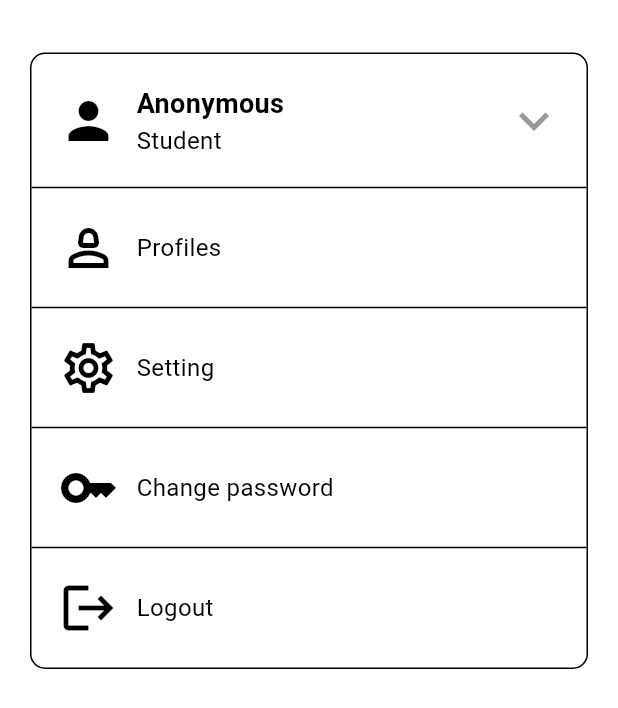
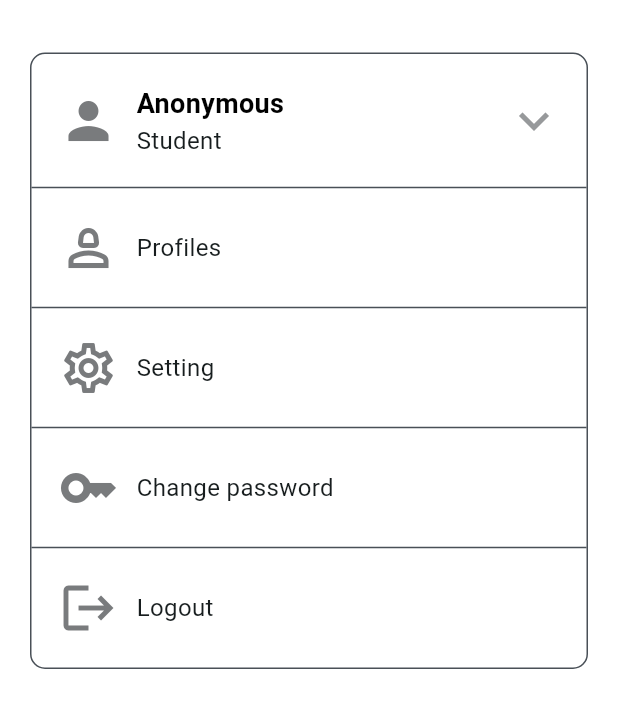
Before and after one commit to giahuy200202/StudentHub, a Flutter app: the SwitchAccountWidget screen opened directly, on a phone screen of 412 x 824 dp. Shown: the top 708 px of the screen. Run offline on Flutter 3.47's test engine with Material 3 defaults, Android fonts, the phone set to English and light mode, and no system bars; our stand-ins replace dotted_border, flutter_dotenv, flutter_local_notifications, flutter_riverpod, image_picker, motion_toast and 4 more; missing offline and left inert: dart:ffi; network calls fail.

Commit message:
update ui project

```diff
--- a/lib/providers/theme/theme_provider.dart
+++ b/lib/providers/theme/theme_provider.dart
@@ -21,8 +21,38 @@ class ColorApp {
   Color? colorBorderSideMutil;
   Color? colorClip;
   Color? colorTime;
-
-  ColorApp({this.colorBackgroundColor, this.colorTitle, this.colorText, this.colorBorderSide, this.colorBorderBackground, this.colorDivider, this.colorSignIn, this.colorIcon, this.colorButton, this.colorEnableButton, this.colorBackgroundBootomSheet, this.colorSelect, this.colorunSelect, this.colorWhiteBlack, this.colorBlackWhite, this.colorBlack = Colors.black, this.colorBorderSideMutil, this.colorClip, this.colorTime});
+  Color? colorBoderSwitch;
+  Color? colorTextSwitch;
+  Color? colorIconSwitch;
+  Color? colorGrey;
+  Color? colorCreate;
+  Color? colorApply;
+  ColorApp(
+      {this.colorBackgroundColor,
+      this.colorTitle,
+      this.colorText,
+      this.colorBorderSide,
+      this.colorBorderBackground,
+      this.colorDivider,
+      this.colorSignIn,
+      this.colorIcon,
+      this.colorButton,
+      this.colorEnableButton,
+      this.colorBackgroundBootomSheet,
+      this.colorSelect,
+      this.colorunSelect,
+      this.colorWhiteBlack,
+      this.colorBlackWhite,
+      this.colorBlack = Colors.black,
+      this.colorBorderSideMutil,
+      this.colorClip,
+      this.colorTime,
+      this.colorBoderSwitch,
+      this.colorTextSwitch,
+      this.colorIconSwitch,
+      this.colorGrey = Colors.grey,
+      this.colorCreate,
+      this.colorApply});
 }
 
 class _ColorApp extends StateNotifier<ColorApp> {
@@ -46,6 +76,10 @@ class _ColorApp extends StateNotifier<ColorApp> {
           colorBorderSideMutil: Colors.black,
           colorClip: Color.fromARGB(255, 193, 191, 191),
           colorTime: Color.fromARGB(255, 94, 94, 94),
+          colorBoderSwitch: Color.fromARGB(255, 73, 80, 87),
+          colorIconSwitch: Color.fromARGB(255, 121, 123, 125),
+          colorCreate: Color.fromARGB(255, 94, 94, 94),
+          colorApply: Colors.white,
         ));
 
   var isDarkMode = false;
@@ -77,9 +111,14 @@ class _ColorApp extends StateNotifier<ColorApp> {
       colorunSelect: Colors.white,
       colorWhiteBlack: Colors.white,
       colorBlackWhite: Colors.black,
-      colorBorderSideMutil: Colors.black,
+      colorBorderSideMutil: Colors.grey,
       colorClip: Color.fromARGB(255, 193, 191, 191),
       colorTime: Color.fromARGB(255, 94, 94, 94),
+      colorTextSwitch: Color.fromARGB(255, 73, 80, 87),
+      colorBoderSwitch: Color.fromARGB(255, 73, 80, 87),
+      colorIconSwitch: Color.fromARGB(255, 121, 123, 125),
+      colorCreate: Color.fromARGB(255, 94, 94, 94),
+      colorApply: Colors.white,
     );
     state = tmp;
   }
@@ -87,14 +126,14 @@ class _ColorApp extends StateNotifier<ColorApp> {
   void setcolordarktMode() {
     ColorApp tmp = ColorApp(
       colorTitle: Colors.white,
-      colorText: Colors.grey,
+      colorText: Colors.grey[300]!,
       colorBorderSide: Colors.grey,
       colorDivider: Colors.grey,
       colorBorderBackground: Colors.grey[800]!,
       colorBackgroundColor: Colors.grey[900]!,
       colorSignIn: Colors.white,
       colorIcon: Colors.grey,
-      colorButton: const Color.fromARGB(17, 158, 158, 158),
+      colorButton: Color.fromARGB(64, 158, 158, 158),
       colorEnableButton: Colors.grey[800]!,
       //mutilselect set color
       colorBackgroundBootomSheet: Color.fromARGB(255, 44, 44, 44),
@@ -105,6 +144,11 @@ class _ColorApp extends StateNotifier<ColorApp> {
       colorBorderSideMutil: Color.fromARGB(255, 44, 44, 44),
       colorClip: Colors.black,
       colorTime: Colors.grey[300]!,
+      colorTextSwitch: Colors.grey[300]!,
+      colorBoderSwitch: Colors.grey,
+      colorIconSwitch: Colors.grey[300]!,
+      colorCreate: Colors.grey[400]!,
+      colorApply: Color.fromARGB(64, 158, 158, 158),
     );
     state = tmp;
   }
--- a/lib/widgets/profile/switch_account.widget.dart
+++ b/lib/widgets/profile/switch_account.widget.dart
@@ -60,7 +60,7 @@ class _SwitchAccountWidgetState extends ConsumerState<SwitchAccountWidget> {
                         Icon(
                           Icons.person,
                           size: 40,
-                          color: ColorApp.colorIcon,
+                          color: ColorApp.colorIconSwitch,
                         ),
                         const SizedBox(width: 10),
                         Column(
@@ -95,7 +95,7 @@ class _SwitchAccountWidgetState extends ConsumerState<SwitchAccountWidget> {
                                     'Company',
                                     overflow: TextOverflow.ellipsis,
                                     style: TextStyle(
-                                      color: ColorApp.colorText,
+                                      color: ColorApp.colorTextSwitch,
                                       fontSize: 16,
                                     ),
                                   ),
@@ -140,7 +140,7 @@ class _SwitchAccountWidgetState extends ConsumerState<SwitchAccountWidget> {
                         Icon(
                           Icons.person,
                           size: 40,
-                          color: ColorApp.colorIcon,
+                          color: ColorApp.colorIconSwitch,
                         ),
                         const SizedBox(width: 10),
                         Column(
@@ -175,7 +175,7 @@ class _SwitchAccountWidgetState extends ConsumerState<SwitchAccountWidget> {
                                     'Student',
                                     overflow: TextOverflow.ellipsis,
                                     style: TextStyle(
-                                      color: ColorApp.colorText,
+                                      color: ColorApp.colorTextSwitch,
                                       fontSize: 16,
                                     ),
                                   ),
@@ -228,7 +228,7 @@ class _SwitchAccountWidgetState extends ConsumerState<SwitchAccountWidget> {
                         Icon(
                           Icons.person,
                           size: 40,
-                          color: ColorApp.colorIcon,
+                          color: ColorApp.colorIconSwitch,
                         ),
                         const SizedBox(width: 10),
                         Column(
@@ -263,7 +263,7 @@ class _SwitchAccountWidgetState extends ConsumerState<SwitchAccountWidget> {
                                     'Student',
                                     overflow: TextOverflow.ellipsis,
                                     style: TextStyle(
-                                      color: ColorApp.colorText,
+                                      color: ColorApp.colorTextSwitch,
                                       fontSize: 16,
                                     ),
                                   ),
@@ -305,7 +305,7 @@ class _SwitchAccountWidgetState extends ConsumerState<SwitchAccountWidget> {
                         Icon(
                           Icons.person,
                           size: 40,
-                          color: ColorApp.colorIcon,
+                          color: ColorApp.colorIconSwitch,
                         ),
                         const SizedBox(width: 10),
                         Column(
@@ -340,7 +340,7 @@ class _SwitchAccountWidgetState extends ConsumerState<SwitchAccountWidget> {
                                     'Company',
                                     overflow: TextOverflow.ellipsis,
                                     style: TextStyle(
-                                      color: ColorApp.colorText,
+                                      color: ColorApp.colorTextSwitch,
                                       fontSize: 16,
                                     ),
                                   ),
@@ -370,7 +370,7 @@ class _SwitchAccountWidgetState extends ConsumerState<SwitchAccountWidget> {
                 decoration: BoxDecoration(
                   border: Border.all(
                     width: 1,
-                    color: ColorApp.colorBorderSide as Color,
+                    color: ColorApp.colorBoderSwitch as Color,
                   ),
                   borderRadius: const BorderRadius.all(Radius.circular(10)),
                 ),
@@ -378,7 +378,7 @@ class _SwitchAccountWidgetState extends ConsumerState<SwitchAccountWidget> {
                   border: TableBorder(
                       horizontalInside: BorderSide(
                     width: 1,
-                    color: ColorApp.colorBorderSide as Color,
+                    color: ColorApp.colorBoderSwitch as Color,
                     style: BorderStyle.solid,
                   )),
                   columnWidths: const <int, TableColumnWidth>{
@@ -429,7 +429,7 @@ class _SwitchAccountWidgetState extends ConsumerState<SwitchAccountWidget> {
                                       Icon(
                                         Icons.person_2_outlined,
                                         size: 40,
-                                        color: ColorApp.colorIcon,
+                                        color: ColorApp.colorIconSwitch,
                                       ),
                                       SizedBox(width: 10),
                                       Padding(
@@ -443,7 +443,7 @@ class _SwitchAccountWidgetState extends ConsumerState<SwitchAccountWidget> {
                                               overflow: TextOverflow.ellipsis,
                                               style: TextStyle(
                                                 //color: Color.fromARGB(255, 73, 80, 87),
-                                                color: ColorApp.colorText,
+                                                color: ColorApp.colorTextSwitch,
                                                 fontSize: 16,
                                               ),
                                             ),
@@ -478,7 +478,7 @@ class _SwitchAccountWidgetState extends ConsumerState<SwitchAccountWidget> {
                                       Icon(
                                         Icons.settings_outlined,
                                         size: 40,
-                                        color: ColorApp.colorIcon,
+                                        color: ColorApp.colorIconSwitch,
                                       ),
                                       SizedBox(width: 10),
                                       Padding(
@@ -491,7 +491,7 @@ class _SwitchAccountWidgetState extends ConsumerState<SwitchAccountWidget> {
                                               'Setting',
                                               overflow: TextOverflow.ellipsis,
                                               style: TextStyle(
-                                                color: ColorApp.colorText,
+                                                color: ColorApp.colorTextSwitch,
                                                 fontSize: 16,
                                               ),
                                             ),
@@ -526,7 +526,7 @@ class _SwitchAccountWidgetState extends ConsumerState<SwitchAccountWidget> {
                                       Icon(
                                         Icons.key,
                                         size: 40,
-                                        color: ColorApp.colorIcon,
+                                        color: ColorApp.colorIconSwitch,
                                       ),
                                       SizedBox(width: 10),
                                       Padding(
@@ -539,7 +539,7 @@ class _SwitchAccountWidgetState extends ConsumerState<SwitchAccountWidget> {
                                               'Change password',
                                               overflow: TextOverflow.ellipsis,
                                               style: TextStyle(
-                                                color: ColorApp.colorText,
+                                                color: ColorApp.colorTextSwitch,
                                                 fontSize: 16,
                                               ),
                                             ),
@@ -592,7 +592,7 @@ class _SwitchAccountWidgetState extends ConsumerState<SwitchAccountWidget> {
                                       Icon(
                                         Icons.logout,
                                         size: 40,
-                                        color: ColorApp.colorIcon,
+                                        color: ColorApp.colorIconSwitch,
                                       ),
                                       SizedBox(width: 10),
                                       Padding(
@@ -605,7 +605,7 @@ class _SwitchAccountWidgetState extends ConsumerState<SwitchAccountWidget> {
                                               'Logout',
                                               overflow: TextOverflow.ellipsis,
                                               style: TextStyle(
-                                                color: ColorApp.colorText,
+                                                color: ColorApp.colorTextSwitch,
                                                 fontSize: 16,
                                               ),
                                             ),
--- a/lib/widgets/projects/list_projects.widget.dart
+++ b/lib/widgets/projects/list_projects.widget.dart
@@ -281,8 +281,8 @@ class _ListProjectsWidgetState extends ConsumerState<ListProjectsWidget> {
                                           width: 340,
                                           child: Text(
                                             el.createTime,
-                                            style: const TextStyle(
-                                              color: Color.fromARGB(255, 94, 94, 94),
+                                            style: TextStyle(
+                                              color: colorApp.colorCreate,
                                               overflow: TextOverflow.ellipsis,
                                               fontSize: 13,
                                             ),
```
Also changed, not shown: lib/widgets/projects/project_details.widget.dart (+4 -4 lines).
